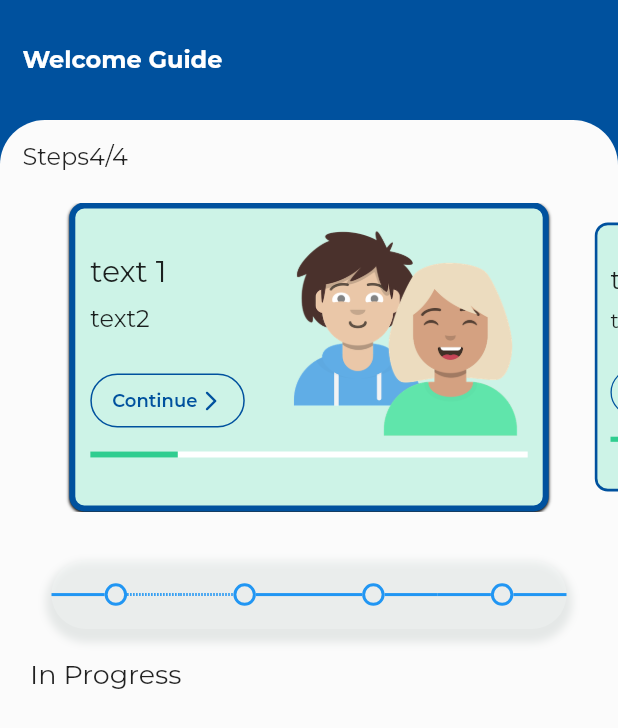
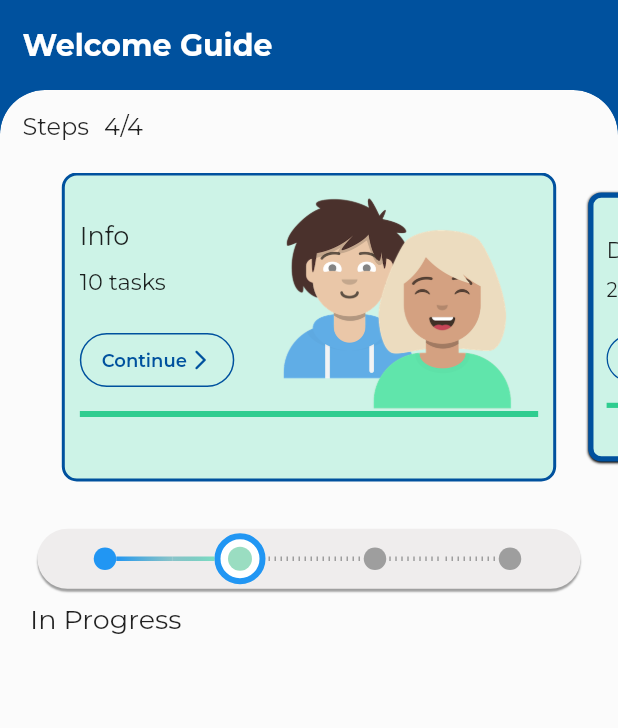
Before and after one commit to aazirani/guide_wizard, a Flutter app: the screen it shows after launch, on a phone screen of 412 x 824 dp. Shown: the top 728 px of the screen. Run offline on Flutter 3.47's test engine with Material 2 defaults, Android fonts, the phone set to English and light mode, and no system bars; drawn by our look-alikes of carousel_slider, timelines; our stand-ins replace another_flushbar, dio, dotted_line, flutter_markdown, flutter_mobx, get_it and 7 more; missing offline and left inert: render_metrics, xxtea; generated files the repository leaves out were written again.

Commit message:
Improve step time line

```diff
--- a/lib/models/step/step.dart
+++ b/lib/models/step/step.dart
@@ -1,12 +1,21 @@
 import 'package:boilerplate/utils/enums/enum.dart';
 
 class Step {
-  late StepTitle title;
+  late String title;
   late StepStatus status;
-
-  Step({required this.title, this.status = StepStatus.notStarted});
+  late double percentage;
+  late int numTasks;
+  Step(
+      {required this.title,
+      this.status = StepStatus.notStarted,
+      required this.percentage,
+      required this.numTasks});
 
   void setStatus(StepStatus status) {
     this.status = status;
   }
+
+  void setPercentage(double percentage) {
+    this.percentage = percentage;
+  }
 }
--- a/lib/ui/home/home.dart
+++ b/lib/ui/home/home.dart
@@ -4,6 +4,9 @@ import '../step slider/step_slider_widget.dart';
 import '../step timeline/step_timeline.dart';
 import '../../models/step/step.dart' as s;
 import '../../utils/enums/enum.dart';
+import '../step timeline/step_timeline_widget.dart';
+
+import 'package:timelines/timelines.dart';
 
 class HomeScreen extends StatefulWidget {
   const HomeScreen({Key? key}) : super(key: key);
@@ -17,27 +20,27 @@ class _HomeScreenState extends State<HomeScreen> {
   double _getScreenWidth() => MediaQuery.of(context).size.width;
 
   List<s.Step> steps = [
-    s.Step(title: StepTitle.Info),
-    s.Step(title: StepTitle.Documents),
-    s.Step(title: StepTitle.Housing),
-    s.Step(title: StepTitle.University)
+    s.Step(title: "Info", numTasks: 10, percentage: 100),
+    s.Step(title: "Documents", numTasks: 20, percentage: 20),
+    s.Step(title: "Housing", numTasks: 4, percentage: 0),
+    s.Step(title: "University", numTasks: 12, percentage: 0)
   ];
-
   @override
   Widget build(BuildContext context) {
     print(_getScreenHeight());
     return Scaffold(
-      backgroundColor: Colors.white,
+      backgroundColor: AppColors.main_color,
       appBar: AppBar(
-        toolbarHeight: 80,
+        toolbarHeight: 60,
         titleSpacing: 5,
         backgroundColor: AppColors.main_color,
         title: Padding(
             padding: EdgeInsets.only(left: 10),
             child:
-                Text("Welcome Guide", style: TextStyle(color: Colors.white))),
+                Text("Welcome Guide", style: TextStyle(color: Colors.white, fontSize: 20))),
       ),
-      body: _buildBody(context),
+      // body: _buildBody(context),
+      body: _buildBody(),
     );
   }
 
@@ -53,7 +56,47 @@ class _HomeScreenState extends State<HomeScreen> {
   //   );
   // }
 
-  Widget _buildBody(BuildContext context) {
+  Widget _buildBody() {
+    print(steps[0].title);
+    return ClipRRect(
+      borderRadius: BorderRadius.only(
+          topLeft: Radius.circular(30), topRight: Radius.circular(30)),
+      child: Container(
+        height: MediaQuery.of(context).size.height,
+        width: MediaQuery.of(context).size.width,
+        decoration: BoxDecoration(
+          color: Color.fromARGB(255, 251, 251, 251),
+          borderRadius: BorderRadius.only(
+            topLeft: Radius.circular(30),
+            topRight: Radius.circular(30),
+          ),
+        ),
+        child: Column(
+          children: [
+            Padding(
+                padding: EdgeInsets.only(top: 15, left: 15),
+                child: Row(children: [Text("Steps"), SizedBox(width: 10), Text("4/4")])),
+            //step slider
+            StepSliderWidget(
+              steps: steps,
+            ),
+            StepTimeLine(pending: 1, stepNo: 3),
+            SizedBox(height: 10),
+            Padding(
+                padding: EdgeInsets.only(left: 20),
+                child: Align(
+                    alignment: Alignment.centerLeft,
+                    child:
+                        Text("In Progress", style: TextStyle(fontSize: 18)))),
+            // SizedBox(height:   20),
+            // _buildScrollableTimeline(),
+          ],
+        ),
+      ),
+    );
+  }
+
+  Widget _buildBody2(BuildContext context) {
     print(MediaQuery.of(context).size.height);
     return Container(
       color: AppColors.main_color,
@@ -63,7 +106,8 @@ class _HomeScreenState extends State<HomeScreen> {
           Container(
             // padding: EdgeInsets.symmetric(horizontal: 20.0),
             child: Container(
-              height: MediaQuery.of(context).size.height,
+              // height: MediaQuery.of(context).size.height,
+              // width: MediaQuery.of(context).size.width,
               decoration: BoxDecoration(
                 color: Color.fromARGB(255, 251, 251, 251),
                 borderRadius: BorderRadius.only(
@@ -72,21 +116,28 @@ class _HomeScreenState extends State<HomeScreen> {
                 ),
               ),
               child: Column(
+                // mainAxisAlignment: MainAxisAlignment.start,
                 children: [
-                  Padding(
-                      padding: EdgeInsets.only(top: 15, left: 15),
-                      child: Row(children: [Text("Steps"), Text("4/4")])),
-                  StepSliderWidget(steps: steps,),
-                  SizedBox(height: 1),
-                  StepTimeLine(),
-                  SizedBox(height: 20),
-                  Padding(
-                      padding: EdgeInsets.only(left: 20),
-                      child: Align(
-                          alignment: Alignment.centerLeft,
-                          child: Text("In Progress",
-                              style: TextStyle(fontSize: 18)))),
-                  SizedBox(height: 20),
+                  Text("hi"),
+                  //  StepTimeLine(pending: 2, stepNo: 3),
+                  // Padding(
+                  //     padding: EdgeInsets.only(top: 15, left: 15),
+                  //     child: Row(children: [Text("Steps"), Text("4/4")])),
+                  // //step slider
+                  // StepSliderWidget(
+                  //   steps: steps,
+                  // ),
+                  // SizedBox(height: 1),
+                  // //step timeline
+                  // // StepTimeLine(pending: 2, stepNo: 3),
+                  // SizedBox(height: 20),
+                  // Padding(
+                  //     padding: EdgeInsets.only(left: 20),
+                  //     child: Align(
+                  //         alignment: Alignment.centerLeft,
+                  //         child: Text("In Progress",
+                  //             style: TextStyle(fontSize: 18)))),
+                  // SizedBox(height: 20),
                   // _buildScrollableTimeline(),
                 ],
               ),
--- a/lib/ui/step slider/step_slider_widget.dart
+++ b/lib/ui/step slider/step_slider_widget.dart
@@ -8,7 +8,6 @@ import '../../utils/enums/enum.dart';
 import '../../constants/colors.dart';
 
 class StepSliderWidget extends StatefulWidget {
-
   final List<s.Step> steps;
 
   const StepSliderWidget({Key? key, required this.steps}) : super(key: key);
@@ -21,6 +20,7 @@ class _StepSliderWidgetState extends State<StepSliderWidget> {
 
   double _getScreenHeight() => MediaQuery.of(context).size.height;
   double _getScreenWidth() => MediaQuery.of(context).size.width;
+  int number = 10;
 
   @override
   Widget build(BuildContext context) {
@@ -30,8 +30,8 @@ class _StepSliderWidgetState extends State<StepSliderWidget> {
   Widget _buildSliderContainer(int i) {
     return Container(
         alignment: Alignment.topLeft,
-        width: MediaQuery.of(context).size.width,
-        margin: EdgeInsets.symmetric(horizontal: 5.0),
+        width: _getScreenWidth(),
+        // margin: EdgeInsets.symmetric(horizontal: 5.0),
         padding: EdgeInsets.only(top: 10),
         decoration: BoxDecoration(
           color: Color.fromARGB(255, 205, 243, 231),
@@ -53,17 +53,18 @@ class _StepSliderWidgetState extends State<StepSliderWidget> {
                   crossAxisAlignment: CrossAxisAlignment.start,
                   children: [
                     Text(
-                      'text $i',
-                      style: TextStyle(fontSize: 20.0),
+                      "${widget.steps[i].title}",
+                      style: TextStyle(fontSize: 17),
                     ),
                     SizedBox(height: 10),
-                    Text("text2"),
+                    Text("${widget.steps[i].numTasks} tasks",
+                        style: TextStyle(fontSize: 15)),
                     // SizedBox(height: 5),
 
                     SizedBox(height: 20),
                     _buildContinueButton(),
                     SizedBox(height: 10),
-                    _buildProgressBar(),
+                    _buildProgressBar(widget.steps[i].percentage),
                   ]),
             )
           ],
@@ -90,8 +91,8 @@ class _StepSliderWidgetState extends State<StepSliderWidget> {
         style: ButtonStyle(
             fixedSize: MaterialStateProperty.all(
                 Size.fromWidth(MediaQuery.of(context).size.width / 4)),
-            backgroundColor: MaterialStateProperty.all(
-                AppColors.main_color.withOpacity(0)),
+            backgroundColor:
+                MaterialStateProperty.all(AppColors.main_color.withOpacity(0)),
             shape: MaterialStateProperty.all<RoundedRectangleBorder>(
                 RoundedRectangleBorder(
                     borderRadius: BorderRadius.circular(18.0),
@@ -111,11 +112,12 @@ class _StepSliderWidgetState extends State<StepSliderWidget> {
     );
   }
 
-  Widget _buildProgressBar() {
+  Widget _buildProgressBar(double percentage) {
+    print(percentage);
     return Padding(
         padding: EdgeInsets.only(right: 10),
         child: LinearProgressIndicator(
-            value: 0.2,
+            value: percentage,
             backgroundColor: Colors.white,
             valueColor:
                 AlwaysStoppedAnimation(Color.fromARGB(255, 47, 205, 144))));
@@ -129,9 +131,7 @@ class _StepSliderWidgetState extends State<StepSliderWidget> {
       padding: EdgeInsets.only(top: 20),
       height: MediaQuery.of(context).size.height / 3.2,
       child: CarouselSlider(
-        options: CarouselOptions(
-            height: _getScreenHeight() / 4, enlargeCenterPage: true, enableInfiniteScroll: false),
-        items: [1, 2, 3, 4, 5].map((i) {
+        items: [0, 1, 2, 3].map((i) {
           return Builder(
             builder: (BuildContext context) {
               return GestureDetector(
@@ -141,6 +141,15 @@ class _StepSliderWidgetState extends State<StepSliderWidget> {
             },
           );
         }).toList(),
+        options: CarouselOptions(
+            onPageChanged: (index, reason) => setState(() {
+                  print(number);
+                  number = index;
+                  print(number);
+                }),
+            height: _getScreenHeight() / 4,
+            enlargeCenterPage: true,
+            enableInfiniteScroll: false),
       ),
     );
   }
--- a/lib/ui/step timeline/step_timeline.dart
+++ b/lib/ui/step timeline/step_timeline.dart
@@ -6,52 +6,99 @@ import 'package:flutter/src/widgets/framework.dart';
 import '../../constants/colors.dart';
 
 class StepTimeLine extends StatefulWidget {
-  const StepTimeLine({Key? key}) : super(key: key);
+
+  int pending;
+  int stepNo;
+  StepTimeLine({Key? key, required this.pending, required this.stepNo})
+      : super(key: key);
 
   @override
   State<StepTimeLine> createState() => _StepTimeLineState();
 }
 
 class _StepTimeLineState extends State<StepTimeLine> {
-
+  int index = 3;
+  // int stepNo = 3;
+  // int pending = 1;
+  late int pending = widget.pending;
+  late int stepNo = widget.stepNo;
   double _getScreenHeight() => MediaQuery.of(context).size.height;
   double _getScreenWidth() => MediaQuery.of(context).size.width;
-
   @override
   Widget build(BuildContext context) {
-    return Container(
-        width: _getScreenWidth() / 1.2,
-        height: _getScreenHeight() / 18,
+    print(widget.pending);
+    return _buildTimelineContainer();
+  }
+
+  Widget _buildTimelineContainer() {
+    return Padding(
+      padding: const EdgeInsets.only(left: 25, right: 25),
+      child: Container(
+        width: _getScreenWidth(),
+        height: 40,
         decoration: BoxDecoration(
-          color: Color.fromARGB(207, 245, 249, 248).withOpacity(0.3),
-          borderRadius: BorderRadius.all(Radius.circular(40)),
-          boxShadow: [
-            BoxShadow(
-                spreadRadius: 4,
-                blurRadius: 4,
-                color: Color.fromARGB(116, 139, 154, 150).withOpacity(0.2),
-                offset: Offset(0, 5)),
-          ],
-        ),
-        child: Align(
-            alignment: Alignment.center,
-            // child: Text("hi")
-            child: FixedTimeline.tileBuilder(
-              direction: Axis.horizontal,
-              builder: TimelineTileBuilder.connectedFromStyle(
-                connectionDirection: ConnectionDirection.before,
-                connectorStyleBuilder: (context, index) {
-                  return (index == 1)
-                      ? ConnectorStyle.dashedLine
-                      : ConnectorStyle.solidLine;
-                },
-                indicatorStyleBuilder: (context, index) => IndicatorStyle.outlined,
-                itemExtent: (_getScreenWidth() / 1.2) / 4,
-                itemCount: 4,
-              ),
-            ))
-        // child: FixedTimeline(children: [TimelineNode.simple()])),
-        );
+            color: Color.fromARGB(255, 239, 237, 237),
+            borderRadius: BorderRadius.all(Radius.circular(30)),
+            boxShadow: [BoxShadow(color: Colors.grey, blurRadius: 0.3, offset: Offset(0, 2))]),
+        child: _buildTimeline(),
+      ),
+    );
+  }
+
+  Widget _buildTimeline() {
+    return FixedTimeline.tileBuilder(
+      direction: Axis.horizontal,
+      builder: TimelineTileBuilder(
+        itemCount: 4,
+        itemExtent: 90,
+        // contentsBuilder: (context, index) => _buildContents(),
+        indicatorBuilder: (context, index) => _buildIndicator(index),
+        startConnectorBuilder: (context, index) => _buildStartConnector(index),
+        endConnectorBuilder: (context, index) => _buildEndConnector(index),
+      ),
+    );
+  }
+
+  Widget _buildIndicator(index) {
+    return (index == widget.pending)
+        ? _buildPendingIndicator()
+        : (index < widget.pending)
+            ? _buildDoneIndicator()
+            : _buildNotStartedIndicator();
+  }
+
+  // Widget _buildDoneIndicator() {
+  //   return (index == widget.visit)
+  //       ? _buildPendingIndicator()
+  //       : const DotIndicator(size: 15, color: Colors.blue);
+  // }
+
+  Widget _buildDoneIndicator() {
+    return const DotIndicator(size: 15, color: Colors.blue);
+  }
+
+  Widget _buildNotStartedIndicator() {
+    return const DotIndicator(size: 15, color: Colors.grey);
+  }
+
+  Widget _buildPendingIndicator() {
+    return Center(
+      child: Container(
+          padding: const EdgeInsets.all(3),
+          decoration: BoxDecoration(
+            color: Color.fromARGB(255, 255, 255, 255),
+            shape: BoxShape.circle,
+            border: Border.all(color: Colors.blue, width: 4),
+          ),
+          child: Container(
+              padding: const EdgeInsets.all(2),
+              child: Container(
+                  padding: const EdgeInsets.all(8),
+                  decoration: const BoxDecoration(
+                    color: Color.fromARGB(255, 154, 221, 193),
+                    shape: BoxShape.circle,
+                  )))),
+    );
   }
 
   BoxDecoration _buildStartGradient() {
@@ -59,46 +106,59 @@ class _StepTimeLineState extends State<StepTimeLine> {
       gradient: LinearGradient(
         begin: Alignment.centerLeft,
         end: Alignment.centerRight,
-        colors: [Color.fromARGB(159, 25, 156, 196), Colors.green.shade600],
+        colors: [
+          const Color.fromARGB(159, 77, 172, 180),
+          Color.fromARGB(255, 124, 222, 194)
+        ],
       ),
     );
   }
 
   BoxDecoration _buildEndGradient() {
-    return BoxDecoration(
+    return const BoxDecoration(
       gradient: LinearGradient(
         begin: Alignment.centerLeft,
         end: Alignment.centerRight,
-        colors: [AppColors.main_color, Color.fromARGB(159, 25, 156, 196)],
+        colors: [Colors.blue, Color.fromARGB(159, 77, 172, 180)],
       ),
     );
   }
 
-  Widget _buildStartConnector() {
+  Widget _buildPendingStartConnectorGradient() {
     return DecoratedLineConnector(
-      thickness: 6,
-      direction: Axis.horizontal,
-      decoration: _buildStartGradient(),
-    );
+        thickness: 3, decoration: _buildStartGradient());
   }
 
-  Widget _buildEndConnector() {
+  Widget _buildPendingEndConnectorGradient() {
     return DecoratedLineConnector(
-      thickness: 6,
-      direction: Axis.horizontal,
-      decoration: _buildEndGradient(),
-    );
+        thickness: 3, decoration: _buildEndGradient());
   }
 
-  Widget _buildIndicator() {
-    return DotIndicator(color: AppColors.main_color);
+  Widget _buildNotStartedConnector() {
+    return const DashedLineConnector(
+        thickness: 3, color: Colors.grey, gap: 3, indent: 2);
   }
 
-  Widget _buildNode(int index) {
-    return TimelineNode(
-      indicator: _buildIndicator(),
-      startConnector: (index == 0) ? null : _buildStartConnector(),
-      endConnector: (index == 3) ? null : _buildEndConnector(),
-    );
+  Widget? _buildStartConnector(index) {
+    return (stepNo - index == stepNo)
+        ? null
+        : (index == widget.pending)
+            ? _buildPendingStartConnectorGradient()
+            : (index > widget.pending)
+                ? _buildNotStartedConnector()
+                : const SolidLineConnector(thickness: 3, color: Colors.blue);
+  }
+
+  Widget? _buildEndConnector(index) {
+    return (index == stepNo)
+        ? null
+        : (index == widget.pending)
+            ? _buildNotStartedConnector()
+            : (index == widget.pending - 1)
+                ? _buildPendingEndConnectorGradient()
+                : (index > widget.pending)
+                    ? _buildNotStartedConnector()
+                    : const SolidLineConnector(
+                        thickness: 3, color: Colors.blue);
   }
 }
--- a/pubspec.yaml
+++ b/pubspec.yaml
@@ -81,7 +81,6 @@ dependencies:
   url_launcher: ^6.1.6
 
   timelines: ^0.1.0
-  timeline_tile: ^2.0.0
   carousel_slider: ^4.1.1
 
 dev_dependencies:
```
